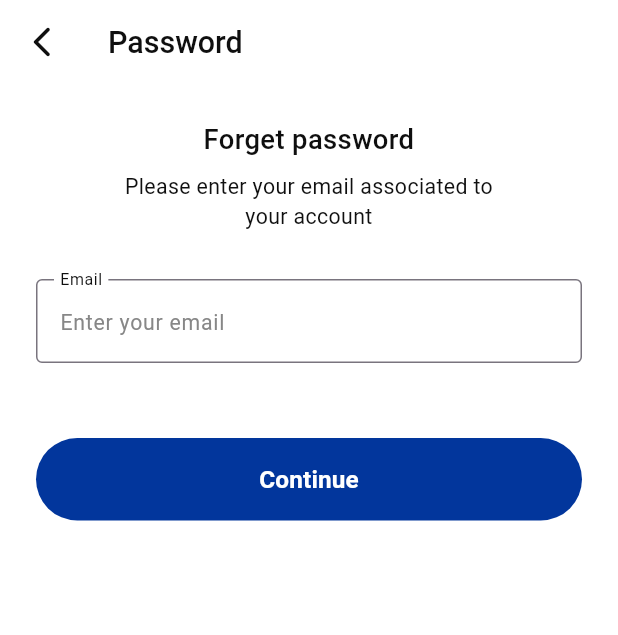
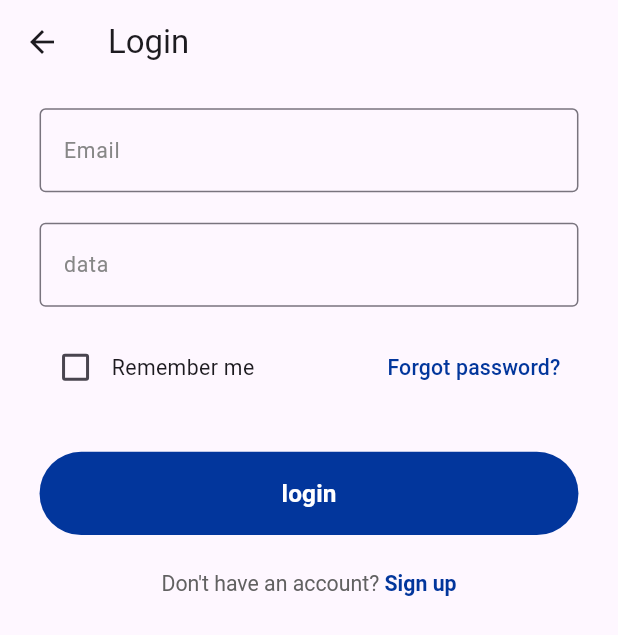
Before and after one commit to abanoub6/online-exam-app, a Flutter app: the screen it shows after launch, on a phone screen of 412 x 824 dp. Shown: the top 635 px of the screen. Run offline on Flutter 3.47's test engine with Material 3 defaults, Android fonts, the phone set to English and light mode, and no system bars; our stand-ins replace bloc, dartz, dio, flutter_bloc, flutter_screenutil, flutter_secure_storage and 4 more; generated files the repository leaves out were written again.

Commit message:
fix: primary_button

```diff
--- a/lib/features/login/presentation/screens/login_screen.dart
+++ b/lib/features/login/presentation/screens/login_screen.dart
@@ -1,138 +1,138 @@
-// // lib/features/auth/presentation/pages/login_page.dart
-// import 'package:flutter/material.dart';
-// import 'package:online_exam_app_v/core/theme/app_colors.dart';
-// import 'package:online_exam_app_v/core/theme/app_sizes.dart';
-// import 'package:online_exam_app_v/core/theme/app_text_styles.dart';
-// import 'package:online_exam_app_v/core/widgets/primary_button.dart';
-// import 'package:online_exam_app_v/core/widgets/rich_text_with_link.dart';
-// import 'package:online_exam_app_v/features/forget_password/presentation/screens/forget_password_screen.dart';
-// import 'package:online_exam_app_v/features/home/presentation/screens/home_screen.dart';
-// import 'package:online_exam_app_v/features/register/presentation/screens/register_screen.dart';
+// lib/features/auth/presentation/pages/login_page.dart
+import 'package:flutter/material.dart';
+import 'package:online_exam_app_v/core/theme/app_colors.dart';
+import 'package:online_exam_app_v/core/theme/app_sizes.dart';
+import 'package:online_exam_app_v/core/theme/app_text_styles.dart';
+import 'package:online_exam_app_v/core/widgets/primary_button.dart';
+import 'package:online_exam_app_v/core/widgets/rich_text_with_link.dart';
+import 'package:online_exam_app_v/features/forgot_password/presentation/screens/forget_password_screen.dart';
+import 'package:online_exam_app_v/features/home/presentation/screens/home_screen.dart';
+import 'package:online_exam_app_v/features/register/presentation/screens/register_screen.dart';
 
-// class LoginScreen extends StatefulWidget {
-//   static const String routeName = "login";
-//   const LoginScreen({super.key});
+class LoginScreen extends StatefulWidget {
+  static const String routeName = "login";
+  const LoginScreen({super.key});
 
-//   @override
-//   State<LoginScreen> createState() => _LoginScreenState();
-// }
+  @override
+  State<LoginScreen> createState() => _LoginScreenState();
+}
 
-// class _LoginScreenState extends State<LoginScreen> {
-//   final _emailController = TextEditingController();
-//   final _passwordController = TextEditingController();
-//   bool _rememberMe = false;
-//   bool _isLoading = false;
+class _LoginScreenState extends State<LoginScreen> {
+  final _emailController = TextEditingController();
+  final _passwordController = TextEditingController();
+  bool _rememberMe = false;
+  bool _isLoading = false;
 
-//   @override
-//   void dispose() {
-//     _emailController.dispose();
-//     _passwordController.dispose();
-//     super.dispose();
-//   }
+  @override
+  void dispose() {
+    _emailController.dispose();
+    _passwordController.dispose();
+    super.dispose();
+  }
 
-//   void _login() {
-//     setState(() => _isLoading = true);
-//     Future.delayed(const Duration(seconds: 2), () {
-//       setState(() => _isLoading = false);
-//       Navigator.pushReplacementNamed(context, HomeScreen.routeName);
-//     });
-//   }
+  void _login() {
+    setState(() => _isLoading = true);
+    Future.delayed(const Duration(seconds: 2), () {
+      setState(() => _isLoading = false);
+      Navigator.pushReplacementNamed(context, HomeScreen.routeName);
+    });
+  }
 
-//   @override
-//   Widget build(BuildContext context) {
-//     return Scaffold(
-//       appBar: AppBar(
-//         title: const Text('Login'),
-//         centerTitle: false,
-//         leading: IconButton(
-//           icon: const Icon(Icons.arrow_back),
-//           onPressed: () => Navigator.pop(context),
-//         ),
-//       ),
-//       body: SafeArea(
-//         child: Padding(
-//           padding: EdgeInsets.symmetric(
-//             horizontal: AppSizes.w(24),
-//             vertical: AppSizes.h(16),
-//           ),
-//           child: Column(
-//             crossAxisAlignment: CrossAxisAlignment.stretch,
-//             children: [
-//               TextField(
-//                 controller: _emailController,
-//                 keyboardType: TextInputType.emailAddress,
-//                 decoration: InputDecoration(
-//                   labelText: 'Email',
-//                   hintText: 'Enter your email',
-//                 ),
-//               ),
+  @override
+  Widget build(BuildContext context) {
+    return Scaffold(
+      appBar: AppBar(
+        title: const Text('Login'),
+        centerTitle: false,
+        leading: IconButton(
+          icon: const Icon(Icons.arrow_back),
+          onPressed: () => Navigator.pop(context),
+        ),
+      ),
+      body: SafeArea(
+        child: Padding(
+          padding: EdgeInsets.symmetric(
+            horizontal: AppSizes.w(24),
+            vertical: AppSizes.h(16),
+          ),
+          child: Column(
+            crossAxisAlignment: CrossAxisAlignment.stretch,
+            children: [
+              TextField(
+                controller: _emailController,
+                keyboardType: TextInputType.emailAddress,
+                decoration: InputDecoration(
+                  labelText: 'Email',
+                  hintText: 'Enter your email',
+                ),
+              ),
 
-//               SizedBox(height: AppSizes.h(20)),
-//               TextField(
-//                 controller: _passwordController,
-//                 obscureText: true,
-//                 decoration: InputDecoration(
-//                   label: Text("data"),
-//                   hintStyle: AppTextStyles.s14w400(AppColors.gray),
-//                   hintText: 'Enter your password',
-//                   border: OutlineInputBorder(
-//                     borderSide: BorderSide(color: AppColors.gray),
-//                   ),
-//                 ),
-//               ),
+              SizedBox(height: AppSizes.h(20)),
+              TextField(
+                controller: _passwordController,
+                obscureText: true,
+                decoration: InputDecoration(
+                  label: Text("data"),
+                  hintStyle: AppTextStyles.s14w400(AppColors.gray),
+                  hintText: 'Enter your password',
+                  border: OutlineInputBorder(
+                    borderSide: BorderSide(color: AppColors.gray),
+                  ),
+                ),
+              ),
 
-//               SizedBox(height: AppSizes.h(16)),
+              SizedBox(height: AppSizes.h(16)),
 
-//               // Remember me + Forgot password
-//               Row(
-//                 mainAxisAlignment: MainAxisAlignment.spaceBetween,
-//                 children: [
-//                   Row(
-//                     children: [
-//                       Checkbox(
-//                         value: _rememberMe,
-//                         onChanged: (value) {
-//                           setState(() => _rememberMe = value ?? false);
-//                         },
-//                         activeColor: AppColors.blue,
-//                       ),
-//                       Text('Remember me', style: AppTextStyles.s14w400()),
-//                     ],
-//                   ),
-//                   TextButton(
-//                     onPressed: () {
-//                       Navigator.pushNamed(
-//                         context,
-//                         ForgetPasswordScreen.routeName,
-//                       );
-//                     },
-//                     child: Text(
-//                       'Forgot password?',
-//                       style: AppTextStyles.s14w500(AppColors.blue),
-//                     ),
-//                   ),
-//                 ],
-//               ),
+              // Remember me + Forgot password
+              Row(
+                mainAxisAlignment: MainAxisAlignment.spaceBetween,
+                children: [
+                  Row(
+                    children: [
+                      Checkbox(
+                        value: _rememberMe,
+                        onChanged: (value) {
+                          setState(() => _rememberMe = value ?? false);
+                        },
+                        activeColor: AppColors.blue,
+                      ),
+                      Text('Remember me', style: AppTextStyles.s14w400()),
+                    ],
+                  ),
+                  TextButton(
+                    onPressed: () {
+                      Navigator.pushNamed(
+                        context,
+                        ForgotPasswordScreen.routeName,
+                      );
+                    },
+                    child: Text(
+                      'Forgot password?',
+                      style: AppTextStyles.s14w500(AppColors.blue),
+                    ),
+                  ),
+                ],
+              ),
 
-//               SizedBox(height: AppSizes.h(32)),
+              SizedBox(height: AppSizes.h(32)),
 
-//               PrimaryButton(onPressed: _login, text: "login"),
+              PrimaryButton(onPressed: _login, text: "login"),
 
-//               SizedBox(height: AppSizes.h(24)),
+              SizedBox(height: AppSizes.h(24)),
 
-//               RichTextWithLink(
-//                 linkTextColor: AppColors.blue,
-//                 normalText: "Don't have an account? ",
-//                 linkText: "Sign up",
-//                 onLinkTap: () {
-//                   Navigator.pushNamed(context, RegisterScreen.routeName);
-//                 },
-//                 textAlign: TextAlign.center,
-//               ),
-//             ],
-//           ),
-//         ),
-//       ),
-//     );
-//   }
-// }
+              RichTextWithLink(
+                linkTextColor: AppColors.blue,
+                normalText: "Don't have an account? ",
+                linkText: "Sign up",
+                onLinkTap: () {
+                  Navigator.pushNamed(context, RegisterScreen.routeName);
+                },
+                textAlign: TextAlign.center,
+              ),
+            ],
+          ),
+        ),
+      ),
+    );
+  }
+}
--- a/lib/main.dart
+++ b/lib/main.dart
@@ -30,9 +30,9 @@ class MyApp extends StatelessWidget {
         return MaterialApp(
           theme: AppTheme.lightTheme(),
           debugShowCheckedModeBanner: false,
-          initialRoute: ForgotPasswordScreen.routeName,
+          initialRoute: LoginScreen.routeName,
           routes: {
-            // LoginScreen.routeName: (context) => LoginScreen(),
+            LoginScreen.routeName: (context) => LoginScreen(),
             RegisterScreen.routeName: (context) => RegisterScreen(),
             ForgotPasswordScreen.routeName: (context) => ForgotPasswordScreen(),
             VerifyResetCodeScreen.routeName: (context) =>
```
Also changed, not shown: lib/features/forgot_password/presentation/screens/forget_password_screen.dart (+13 -41 lines), lib/features/forgot_password/presentation/screens/reset_password_screen.dart (+7 -17 lines), lib/features/forgot_password/presentation/screens/verify_reset_code_screen.dart (+7 -4 lines).
